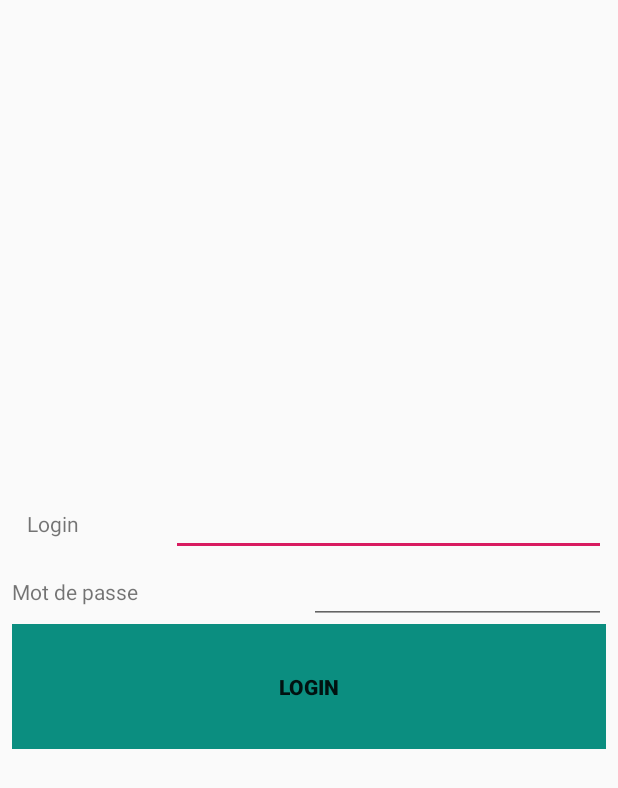
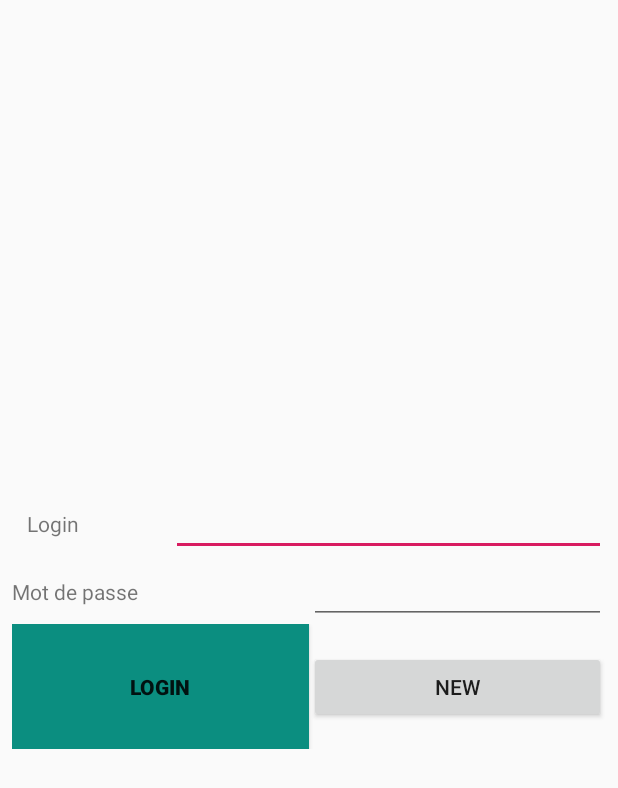
Before and after one commit to laeo94/ProjetAndroid, an Android app: the layout activity_login.xml on its own in the app's theme, with its tools: preview values and no code run, on a phone screen of 412 x 824 dp. Shown: the top 788 px of the screen. Run offline under Robolectric (Android 15) with nearby library versions, the phone set to English and light mode, and no system bars.

Commit message:
add user & connect good

```diff
--- a/app/build.gradle
+++ b/app/build.gradle
@@ -3,7 +3,7 @@ apply plugin: 'com.android.application'
 android {
     compileSdkVersion 28
     defaultConfig {
-        applicationId "upec.projetandroid20182019"
+        applicationId "com.example.projetmobile"
         minSdkVersion 22
         targetSdkVersion 28
         versionCode 1
--- a/app/src/main/AndroidManifest.xml
+++ b/app/src/main/AndroidManifest.xml
@@ -24,6 +24,7 @@
         <activity android:name=".AccountHomeActivity" />
         <activity android:name=".AccountListingActivity" />
         <activity android:name=".AccountUpdateOrDeleteActivity" />
+        <activity android:name=".AddUserActivity"/>
         <activity android:name=".AddAccountActivity" />
         <activity android:name=".LoginActivity"></activity>
     </application>
--- a/app/src/main/java/com/example/projetmobile/AccountHomeActivity.java
+++ b/app/src/main/java/com/example/projetmobile/AccountHomeActivity.java
@@ -19,7 +19,7 @@ import java.util.Map;
 public class AccountHomeActivity extends AppCompatActivity {
     private static final String STRING_EMPTY = "";
     private static final String KEY_SUCCESS = "success";
-    private static final String KEY_PERSON_ID = "pid";
+    private static final String KEY_PERSON_ID = "uid";
     private  static  final  String KEY_PSEUDO ="pseudo";
     private static final String BASE_URL = "https://pw.lacl.fr/~u21402914/ProjetAndroid/";
     int success;
--- a/app/src/main/java/com/example/projetmobile/AccountListingActivity.java
+++ b/app/src/main/java/com/example/projetmobile/AccountListingActivity.java
@@ -27,10 +27,8 @@ public class AccountListingActivity extends AppCompatActivity {
     private static final String KEY_DATA = "data";
     private static final String KEY_ACCOUNT_ID = "aid";
     private static final String KEY_TITLE = "title";
-    private static final String KEY_DESC = "description";
-    private static final String KEY_DEV = "device";
-    private static final String KEY_PERSON_ID = "pid";
-    private static final String BASE_URL = "https://pw.lacl.fr/~u21402914/ProjetAndroid/";
+    private static final String KEY_PERSON_ID = "uid";
+    private static final String BASE_URL = "https://pw.lacl.fr/~u21505006/ProjetAndroid/";
     private ArrayList<HashMap<String, String>> accountList;
     private ListView accountListView;
     private ProgressDialog pDialog;
--- a/app/src/main/java/com/example/projetmobile/AddUserActivity.java
+++ b/app/src/main/java/com/example/projetmobile/AddUserActivity.java
@@ -96,7 +96,7 @@ public class AddUserActivity extends AppCompatActivity {
                     if (success == 1) {
                         Toast.makeText(AddUserActivity.this,
                                 "User Added", Toast.LENGTH_LONG).show();
-                        Intent intent = new Intent(getApplicationContext(), ChoicePerson.class);
+                        Intent intent = new Intent(getApplicationContext(),LoginActivity.class);
                         startActivityForResult(intent, 15);
                         finish();
                     }else if(success==2){
--- a/app/src/main/res/layout/activity_login.xml
+++ b/app/src/main/res/layout/activity_login.xml
@@ -76,6 +76,13 @@
                     android:text="login"
                     android:textStyle="bold" />
 
+                <Button
+                    android:id="@+id/btnAdd"
+                    android:layout_width="wrap_content"
+                    android:layout_height="wrap_content"
+                    android:layout_weight="0.20"
+                    android:text="New" />
+
             </LinearLayout>
 
 
```
Also changed, not shown: app/src/main/java/com/example/projetmobile/LoginActivity.java (+15 -16 lines).
